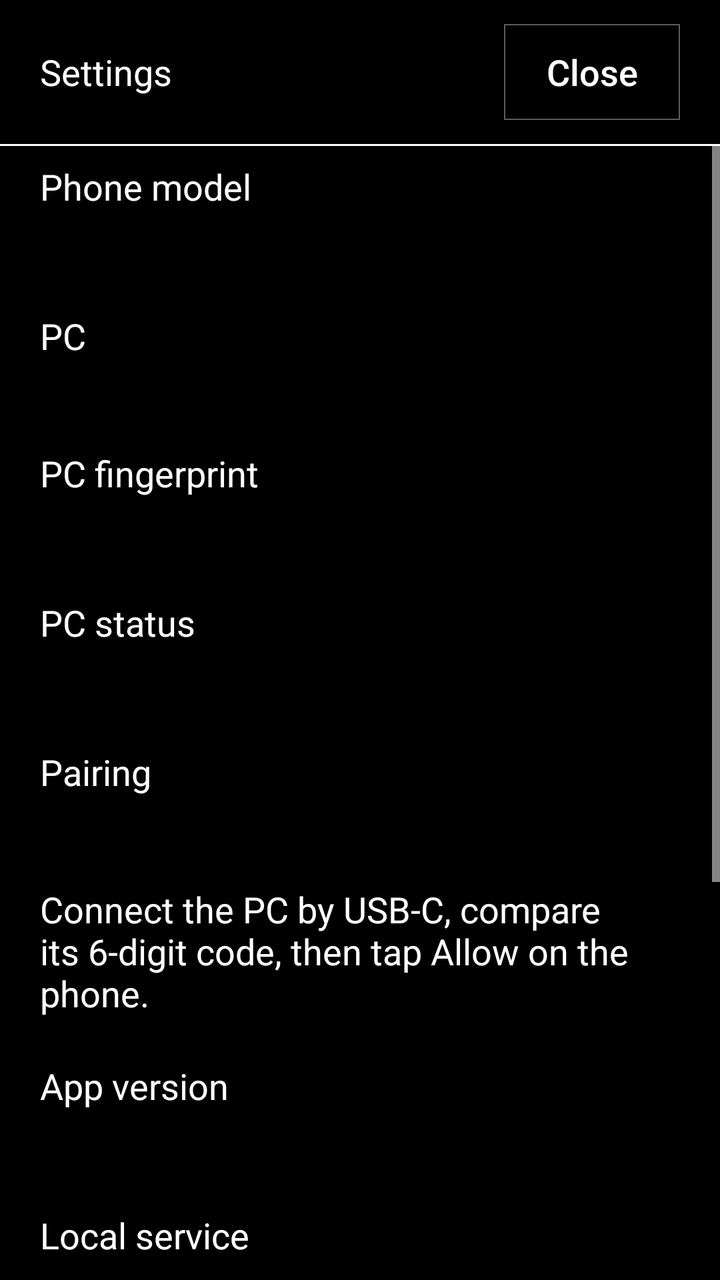
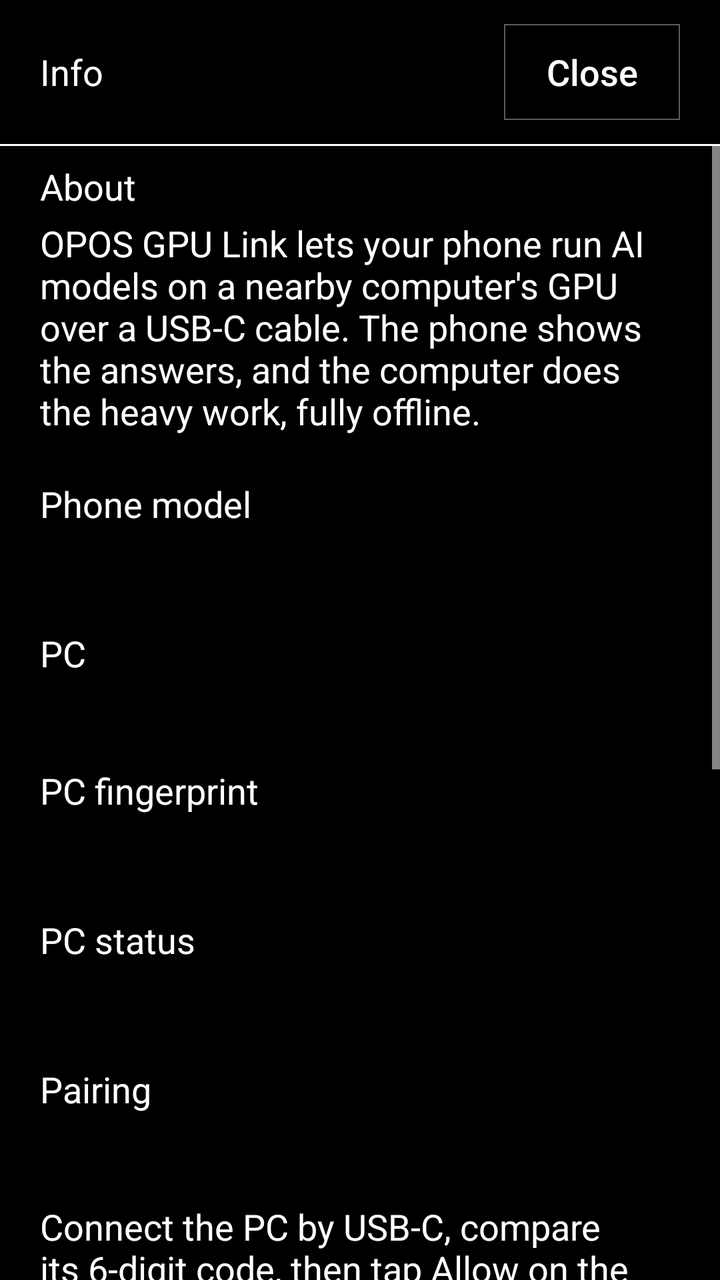

Before-and-after screenshots of an Android layout around one commit, followed by the original layout XML and the change that was made.
<!-- AndroidManifest.xml: application theme OposTheme -->
<!-- res/layout/gpu_link_info.xml -->
<?xml version="1.0" encoding="utf-8"?>
<LinearLayout xmlns:android="http://schemas.android.com/apk/res/android"
    android:layout_width="match_parent"
    android:layout_height="match_parent"
    android:background="@color/newspaper_paper"
    android:fitsSystemWindows="true"
    android:orientation="vertical">

    <LinearLayout
        android:layout_width="match_parent"
        android:layout_height="wrap_content"
        android:gravity="center_vertical"
        android:orientation="horizontal"
        android:paddingStart="20dp"
        android:paddingTop="12dp"
        android:paddingEnd="20dp"
        android:paddingBottom="12dp">

        <TextView
            android:id="@+id/info_page_title"
            android:layout_width="0dp"
            android:layout_height="wrap_content"
            android:layout_weight="1"
            android:accessibilityHeading="true"
            android:text="@string/info_title"
            android:textColor="@color/newspaper_ink"
            android:textSize="18sp"
                    />

        <Button
            android:id="@+id/info_close"
            android:layout_width="88dp"
            android:layout_height="48dp"
            android:background="@drawable/newspaper_outline"
            android:text="@string/close"
            android:textAllCaps="false"
            android:textColor="@color/newspaper_ink"
            android:textSize="18sp" />
    </LinearLayout>

    <View
        android:layout_width="match_parent"
        android:layout_height="1dp"
        android:background="@color/newspaper_ink" />

    <ScrollView
        android:layout_width="match_parent"
        android:layout_height="0dp"
        android:layout_weight="1"
        android:fillViewport="true">

        <LinearLayout
            android:layout_width="match_parent"
            android:layout_height="wrap_content"
            android:orientation="vertical"
            android:paddingStart="20dp"
            android:paddingTop="8dp"
            android:paddingEnd="20dp"
            android:paddingBottom="28dp">

            <TextView
                android:layout_width="match_parent"
                android:layout_height="wrap_content"
                android:labelFor="@id/info_phone_model"
                android:text="@string/info_phone_model_label"
                android:textColor="@color/newspaper_ink"
                android:textSize="18sp"
                    />
            <TextView
                android:id="@+id/info_phone_model"
                android:layout_width="match_parent"
                android:layout_height="wrap_content"
                android:layout_marginTop="4dp"
                android:textColor="@color/newspaper_ink"
                android:textSize="18sp" />

            <TextView
                android:layout_width="match_parent"
                android:layout_height="wrap_content"
                android:layout_marginTop="22dp"
                android:labelFor="@id/info_pc"
                android:id="@+id/info_pc_label_text"
                android:text="@string/info_pc_label"
                android:textColor="@color/newspaper_ink"
                android:textSize="18sp"
                    />
            <TextView
                android:id="@+id/info_pc"
                android:layout_width="match_parent"
                android:layout_height="wrap_content"
                android:layout_marginTop="4dp"
                android:textColor="@color/newspaper_ink"
                android:textSize="18sp" />

            <TextView
                android:layout_width="match_parent"
                android:layout_height="wrap_content"
                android:layout_marginTop="16dp"
                android:labelFor="@id/info_pc_id"
                android:id="@+id/info_pc_id_label_text"
                android:text="@string/info_pc_id_label"
                android:textColor="@color/newspaper_ink"
                android:textSize="18sp"
                    />
            <TextView
                android:id="@+id/info_pc_id"
                android:layout_width="match_parent"
                android:layout_height="wrap_content"
                android:layout_marginTop="4dp"
                android:textColor="@color/newspaper_ink"
                android:textSize="18sp" />

            <TextView
                android:layout_width="match_parent"
                android:layout_height="wrap_content"
                android:layout_marginTop="22dp"
                android:labelFor="@id/info_pc_status"
                android:id="@+id/info_pc_status_label_text"
                android:text="@string/info_pc_status_label"
                android:textColor="@color/newspaper_ink"
                android:textSize="18sp"
                    />
            <TextView
                android:id="@+id/info_pc_status"
                android:layout_width="match_parent"
                android:layout_height="wrap_content"
                android:layout_marginTop="4dp"
                android:textColor="@color/newspaper_ink"
                android:textSize="18sp" />

            <TextView
                android:layout_width="match_parent"
                android:layout_height="wrap_content"
                android:layout_marginTop="22dp"
                android:labelFor="@id/info_pairing"
                android:text="@string/info_pairing_label"
                android:textColor="@color/newspaper_ink"
                android:textSize="18sp"
                    />
            <TextView
                android:id="@+id/info_pairing"
                android:layout_width="match_parent"
                android:layout_height="wrap_content"
                android:layout_marginTop="4dp"
                android:textColor="@color/newspaper_ink"
                android:textSize="18sp" />

            <TextView
                android:id="@+id/info_replace_pc_steps"
                android:layout_width="match_parent"
                android:layout_height="wrap_content"
                android:layout_marginTop="16dp"
                android:text="@string/info_replace_pc_steps"
                android:textColor="@color/newspaper_ink"
                android:textSize="18sp" />

            <TextView
                android:layout_width="match_parent"
                android:layout_height="wrap_content"
                android:layout_marginTop="22dp"
                android:labelFor="@id/info_app_version"
                android:text="@string/info_app_version_label"
                android:textColor="@color/newspaper_ink"
                android:textSize="18sp"
                    />
            <TextView
                android:id="@+id/info_app_version"
                android:layout_width="match_parent"
                android:layout_height="wrap_content"
                android:layout_marginTop="4dp"
                android:textColor="@color/newspaper_ink"
                android:textSize="18sp" />

            <TextView
                android:layout_width="match_parent"
                android:layout_height="wrap_content"
                android:layout_marginTop="22dp"
                android:labelFor="@id/info_local_service"
                android:text="@string/info_local_service_label"
                android:textColor="@color/newspaper_ink"
                android:textSize="18sp"
                    />
            <TextView
                android:id="@+id/info_local_service"
                android:layout_width="match_parent"
                android:layout_height="wrap_content"
                android:layout_marginTop="4dp"
                android:textColor="@color/newspaper_ink"
                android:textSize="18sp" />

            <TextView
                android:layout_width="match_parent"
                android:layout_height="wrap_content"
                android:layout_marginTop="22dp"
                android:labelFor="@id/info_keep_screen_on"
                android:text="@string/info_keep_screen_on_label"
                android:textColor="@color/newspaper_ink"
                android:textSize="18sp"
                    />
            <TextView
                android:id="@+id/info_keep_screen_on"
                android:layout_width="match_parent"
                android:layout_height="wrap_content"
                android:layout_marginTop="4dp"
                android:text="@string/info_keep_screen_on"
                android:textColor="@color/newspaper_ink"
                android:textSize="18sp" />

            <TextView
                android:layout_width="match_parent"
                android:layout_height="wrap_content"
                android:layout_marginTop="22dp"
                android:labelFor="@id/info_screen_timeout"
                android:text="@string/info_screen_timeout_label"
                android:textColor="@color/newspaper_ink"
                android:textSize="18sp"
                    />
            <TextView
                android:id="@+id/info_screen_timeout"
                android:layout_width="match_parent"
                android:layout_height="wrap_content"
                android:layout_marginTop="4dp"
                android:textColor="@color/newspaper_ink"
                android:textSize="18sp" />

            <TextView
                android:layout_width="match_parent"
                android:layout_height="wrap_content"
                android:layout_marginTop="22dp"
                android:labelFor="@id/info_cover_layout"
                android:text="@string/info_cover_layout_label"
                android:textColor="@color/newspaper_ink"
                android:textSize="18sp"
                    />
            <TextView
                android:id="@+id/info_cover_layout"
                android:layout_width="match_parent"
                android:layout_height="wrap_content"
                android:layout_marginTop="4dp"
                android:text="@string/info_cover_layout"
                android:textColor="@color/newspaper_ink"
                android:textSize="18sp" />

            <TextView
                android:id="@+id/info_forget_error"
                android:layout_width="match_parent"
                android:layout_height="wrap_content"
                android:layout_marginTop="12dp"
                android:accessibilityLiveRegion="polite"
                android:textColor="@color/newspaper_ink"
                android:textSize="18sp" />

            <Button
                android:id="@+id/info_forget_pc"
                android:layout_width="match_parent"
                android:layout_height="56dp"
                android:layout_marginTop="20dp"
                android:background="@drawable/newspaper_outline"
                android:text="@string/forget_pc"
                android:textAllCaps="false"
                android:textColor="@color/newspaper_ink"
                android:textSize="18sp"
                android:visibility="gone" />
        </LinearLayout>
    </ScrollView>
</LinearLayout>
<!-- resources referenced by this layout -->
<resources>
  <color name="newspaper_ink">#FFFFFF</color>
  <color name="newspaper_paper">#000000</color>
  <!-- drawable newspaper_outline (drawable) -->
  <shape xmlns:android="http://schemas.android.com/apk/res/android" android:shape="rectangle">
      <solid android:color="@color/newspaper_paper" />
      <stroke android:width="0.5dp" android:color="@color/newspaper_stroke" />
  </shape>
  <string name="close">Close</string>
  <string name="forget_pc">Forget this PC</string>
  <string name="info_app_version_label">App version</string>
  <string name="info_cover_layout">Automatic</string>
  <string name="info_cover_layout_label">Cover screen layout</string>
  <string name="info_keep_screen_on">On while this screen is active</string>
  <string name="info_keep_screen_on_label">Keep screen on</string>
  <string name="info_local_service_label">Local service</string>
  <string name="info_pairing_label">Pairing</string>
  <string name="info_pc_id_label">PC fingerprint</string>
  <string name="info_pc_label">PC</string>
  <string name="info_pc_status_label">PC status</string>
  <string name="info_phone_model_label">Phone model</string>
  <string name="info_replace_pc_steps">Connect the PC by USB-C, compare its 6-digit code, then tap Allow on the phone.</string>
  <string name="info_screen_timeout_label">System screen timeout</string>
  <string name="info_title">Settings</string>
  <style name="OposTheme" parent="@android:style/Theme.Material.NoActionBar">
          <item name="android:colorAccent">@color/newspaper_ink</item>
          <item name="android:windowBackground">@color/newspaper_paper</item>
          <item name="android:textColorPrimary">@color/newspaper_ink</item>
          <item name="android:textColorSecondary">@color/newspaper_ink</item>
          <item name="android:textColorHint">@color/newspaper_ink</item>
          <item name="android:colorControlNormal">@color/newspaper_ink</item>
          <item name="android:colorControlActivated">@color/newspaper_ink</item>
          <item name="android:statusBarColor">@color/newspaper_paper</item>
          <item name="android:navigationBarColor">@color/newspaper_paper</item>
          <item name="android:windowLightStatusBar">false</item>
          <item name="android:windowLightNavigationBar">false</item>
      </style>
  <color name="newspaper_stroke">#5C5C5C</color>
</resources>

<!-- the commit's change to res/layout/gpu_link_info.xml (unified diff, before → after) -->
@@ -59,6 +59,24 @@
             android:paddingBottom="28dp">
 
             <TextView
+                android:id="@+id/info_about_label_text"
+                android:layout_width="match_parent"
+                android:layout_height="wrap_content"
+                android:labelFor="@id/info_about"
+                android:text="@string/info_about_label"
+                android:textColor="@color/newspaper_ink"
+                android:textSize="18sp" />
+            <TextView
+                android:id="@+id/info_about"
+                android:layout_width="match_parent"
+                android:layout_height="wrap_content"
+                android:layout_marginTop="4dp"
+                android:layout_marginBottom="22dp"
+                android:text="@string/info_about"
+                android:textColor="@color/newspaper_ink"
+                android:textSize="18sp" />
+
+            <TextView
                 android:layout_width="match_parent"
                 android:layout_height="wrap_content"
                 android:labelFor="@id/info_phone_model"
<!-- resource entries referenced after the edit -->
@@ -9,6 +9,8 @@
   </shape>
   <string name="close">Close</string>
   <string name="forget_pc">Forget this PC</string>
+  <string name="info_about">OPOS GPU Link lets your phone run AI models on a nearby computer\'s GPU over a USB-C cable. The phone shows the answers, and the computer does the heavy work, fully offline.</string>
+  <string name="info_about_label">About</string>
   <string name="info_app_version_label">App version</string>
   <string name="info_cover_layout">Automatic</string>
   <string name="info_cover_layout_label">Cover screen layout</string>
@@ -22,7 +24,7 @@
   <string name="info_phone_model_label">Phone model</string>
   <string name="info_replace_pc_steps">Connect the PC by USB-C, compare its 6-digit code, then tap Allow on the phone.</string>
   <string name="info_screen_timeout_label">System screen timeout</string>
-  <string name="info_title">Settings</string>
+  <string name="info_title">Info</string>
   <style name="OposTheme" parent="@android:style/Theme.Material.NoActionBar">
           <item name="android:colorAccent">@color/newspaper_ink</item>
           <item name="android:windowBackground">@color/newspaper_paper</item>
